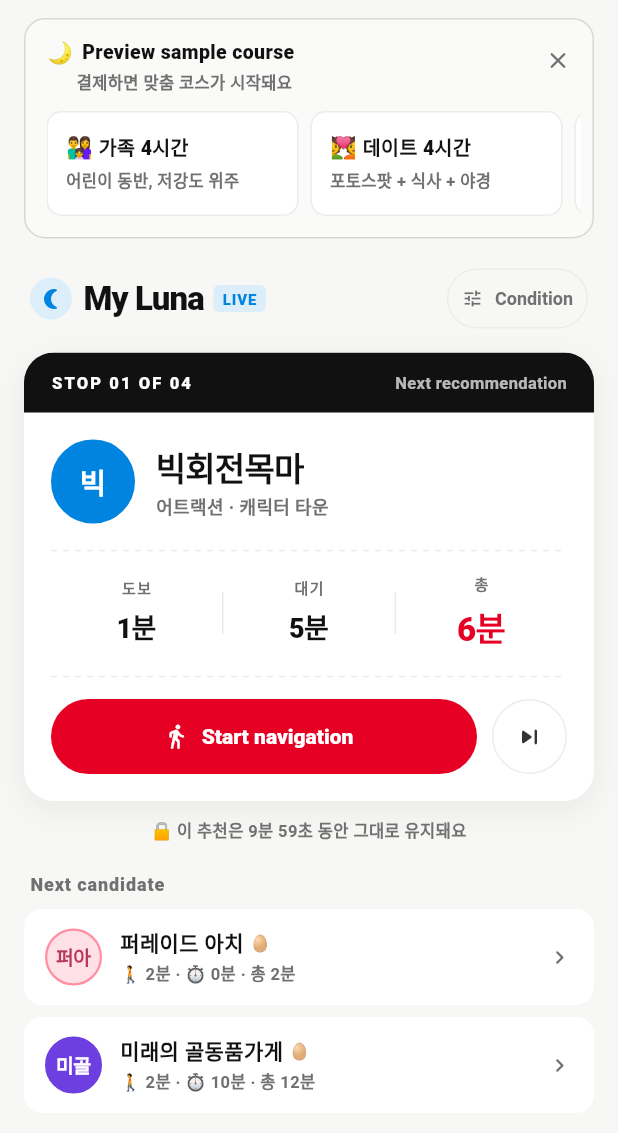
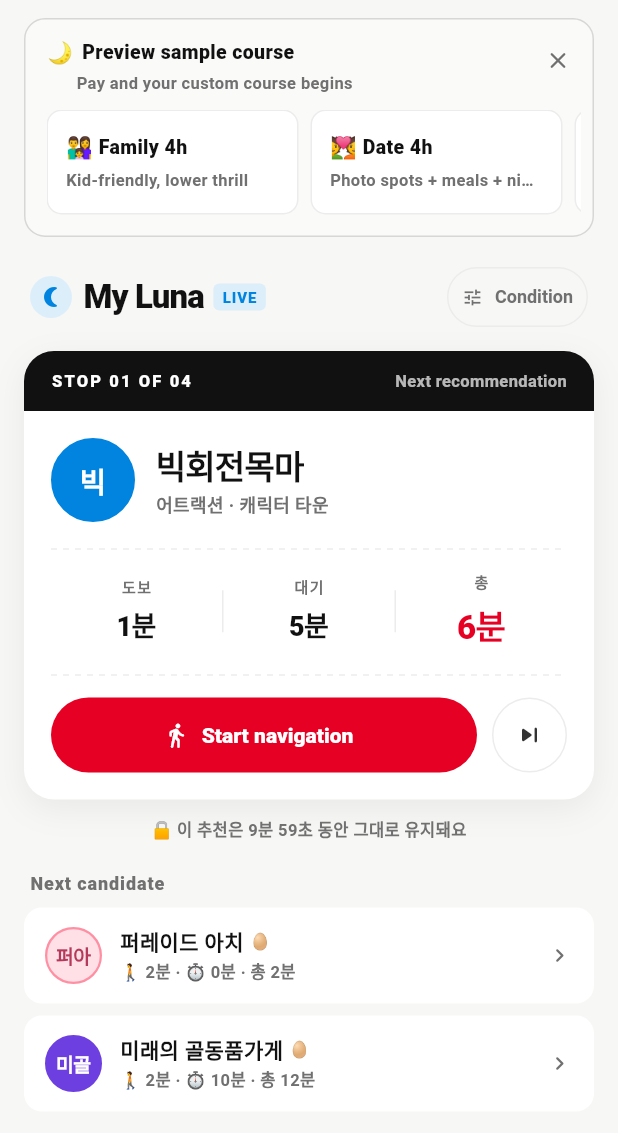
Before and after one commit to 202001381/retrace, a Flutter app: the MyLunaScreen screen opened directly, on a phone screen of 412 x 824 dp. Shown: the top 1133 px of the screen. Run offline on Flutter 3.47's test engine with Material 3 defaults, Android fonts, the phone set to English and light mode, and no system bars; our stand-ins replace cloud_firestore, firebase_core, flutter_map, geolocator, image_picker, latlong2 and 1 more; accounts and stored records are empty.

Commit message:
Fix demo-scenario override + finish visible i18n gaps
조건 변경 안 먹히는 원인 — 데모 시나리오 (가족/데이트/스릴 4시간 chip)
가 활성화되면 _fetch() 가 RouteService 를 우회하고 시나리오의 정적
stopIds 만 반환. 따라서 사용자가 CompanionBottomSheet 에서 조건을
바꿔도 같은 정적 코스가 반복 노출되며 첫 stop (빅회전목마 등) 이 고정.

CompanionBottomSheet onConfirm 에서 _activeScenario = null 로 해제 →
다음 _fetch 는 새 survey 로 백엔드 호출, 다른 동선 반환.

추가로 남아 있던 한국어 문자열 i18n:
- 데모 시나리오 chip (가족 4시간/데이트 4시간/스릴 4시간) + 서브타이틀
  → DemoScenario.localizedTitle(l) / localizedSubtitle(l) 메서드
- "결제하면 맞춤 코스가 시작돼요" picker prompt
- 마이페이지 프로필 카드: 누적 방문/이스터에그/평균 동선 통계 라벨,
  '게스트' 이름, '이스터에그 진행' 헤더
- 지도 상단 동선/GPS 토글 버튼
- Survey 라벨 표시 — purpose/favoriteType 캐논 한국어 → 표시 라벨로
  변환 (purpose_rides/picnic/kids_outing/date, fav_thrill/family/either),
  "{n}명" → survey_headcount(n) 플레이스홀더

```diff
--- a/lib/l10n/app_en.arb
+++ b/lib/l10n/app_en.arb
@@ -343,5 +343,25 @@
   "search_no_results": "No results",
   "search_hint_all": "Search attractions, food, zones",
   "no_survey_default": "No survey — default priority",
-  "no_facility_match": "No facility matches the filter."
+  "no_facility_match": "No facility matches the filter.",
+
+  "demo_payment_prompt": "Pay and your custom course begins",
+  "demo_family_title": "Family 4h",
+  "demo_family_sub": "Kid-friendly, lower thrill",
+  "demo_date_title": "Date 4h",
+  "demo_date_sub": "Photo spots + meals + night view",
+  "demo_thrill_title": "Thrill 4h",
+  "demo_thrill_sub": "Coasters + activities focus",
+
+  "mypage_stat_visits": "Visits",
+  "mypage_stat_eggs": "Easter eggs",
+  "mypage_stat_avg_route": "Avg route",
+  "mypage_guest": "Guest",
+  "mypage_egg_progress": "Easter egg progress",
+
+  "map_btn_route": "Route",
+  "map_btn_gps": "GPS",
+
+  "survey_headcount": "{n} people",
+  "@survey_headcount": { "placeholders": { "n": { "type": "int" } } }
 }
--- a/lib/l10n/app_ko.arb
+++ b/lib/l10n/app_ko.arb
@@ -344,5 +344,25 @@
   "search_no_results": "검색 결과가 없어요",
   "search_hint_all": "어트랙션, 음식점, 구역 검색",
   "no_survey_default": "설문 응답 없음 — 기본 우선순위로 추천",
-  "no_facility_match": "해당 조건의 시설이 없습니다."
+  "no_facility_match": "해당 조건의 시설이 없습니다.",
+
+  "demo_payment_prompt": "결제하면 맞춤 코스가 시작돼요",
+  "demo_family_title": "가족 4시간",
+  "demo_family_sub": "어린이 동반, 저강도 위주",
+  "demo_date_title": "데이트 4시간",
+  "demo_date_sub": "포토스팟 + 식사 + 야경",
+  "demo_thrill_title": "스릴 4시간",
+  "demo_thrill_sub": "롤러코스터 + 액티비티 집중",
+
+  "mypage_stat_visits": "누적 방문",
+  "mypage_stat_eggs": "이스터에그",
+  "mypage_stat_avg_route": "평균 동선",
+  "mypage_guest": "게스트",
+  "mypage_egg_progress": "이스터에그 진행",
+
+  "map_btn_route": "동선",
+  "map_btn_gps": "GPS",
+
+  "survey_headcount": "{n}명",
+  "@survey_headcount": { "placeholders": { "n": { "type": "int" } } }
 }
--- a/lib/models/demo_scenario.dart
+++ b/lib/models/demo_scenario.dart
@@ -1,6 +1,7 @@
 import 'dart:math' as math;
 
 import '../core/walk_speed.dart';
+import '../l10n/generated/app_localizations.dart';
 import 'attraction.dart';
 import 'luna_recommendation.dart';
 
@@ -83,6 +84,22 @@ enum DemoScenario {
     required this.stopIds,
   });
 
+  String localizedTitle(AppL10n l) {
+    switch (this) {
+      case DemoScenario.family: return l.demo_family_title;
+      case DemoScenario.date: return l.demo_date_title;
+      case DemoScenario.thrill: return l.demo_thrill_title;
+    }
+  }
+
+  String localizedSubtitle(AppL10n l) {
+    switch (this) {
+      case DemoScenario.family: return l.demo_family_sub;
+      case DemoScenario.date: return l.demo_date_sub;
+      case DemoScenario.thrill: return l.demo_thrill_sub;
+    }
+  }
+
   /// id → Attraction 해석. 누락된 id 는 건너뜀.
   List<Attraction> resolveStops() {
     final byId = {for (final a in kAttractions) a.id: a};
--- a/lib/screens/map_screen.dart
+++ b/lib/screens/map_screen.dart
@@ -948,14 +948,14 @@ class _TopBar extends StatelessWidget {
                 ),
                 const SizedBox(width: 8),
                 _IconLabelButton(
-                  label: '🗺️ 동선',
+                  label: '🗺️ ${AppL10n.of(context)!.map_btn_route}',
                   active: routeOn,
                   activeColor: AppColors.ink900,
                   onTap: onToggleRoute,
                 ),
                 const SizedBox(width: 6),
                 _IconLabelButton(
-                  label: '📍 GPS',
+                  label: '📍 ${AppL10n.of(context)!.map_btn_gps}',
                   active: false,
                   activeColor: AppColors.mint,
                   loading: gpsLoading,
--- a/lib/screens/myluna/myluna_screen.dart
+++ b/lib/screens/myluna/myluna_screen.dart
@@ -258,6 +258,9 @@ class _MyLunaScreenState extends State<MyLunaScreen> {
             _companion = c;
             _style = s;
             _survey = newSurvey;
+            // 데모 시나리오 활성 시 _fetch 가 백엔드 우회하므로 새 survey 가 무시됨.
+            // 사용자가 조건을 명시적으로 바꿨으므로 데모 모드 해제.
+            _activeScenario = null;
             _consecutiveSkips = 0;
             _skipBlocked = false;
           });
@@ -349,13 +352,32 @@ class _MyLunaScreenState extends State<MyLunaScreen> {
     return a.waitMinutes;
   }
 
-  String? get _surveyLabel {
+  String? _surveyLabelLocalized(AppL10n l) {
     final s = _survey;
     if (s == null || s.total == 0) return null;
-    final parts = <String>['${s.total}명'];
-    if (s.purpose != null) parts.add(s.purpose!);
-    if (s.favoriteType != null) parts.add(s.favoriteType!);
+    final parts = <String>[l.survey_headcount(s.total)];
+    if (s.purpose != null) parts.add(_purposeDisplay(l, s.purpose!));
+    if (s.favoriteType != null) parts.add(_favoriteDisplay(l, s.favoriteType!));
     return parts.join(' · ');
+  }
+
+  static String _purposeDisplay(AppL10n l, String canonical) {
+    switch (canonical) {
+      case '놀이기구 즐기기': return l.purpose_rides;
+      case '나들이·피크닉': return l.purpose_picnic;
+      case '아이 데리고 나들이': return l.purpose_kids_outing;
+      case '데이트': return l.purpose_date;
+    }
+    return canonical;
+  }
+
+  static String _favoriteDisplay(AppL10n l, String canonical) {
+    switch (canonical) {
+      case '스릴 어트랙션 위주': return l.fav_thrill;
+      case '가족·어린이 위주': return l.fav_family;
+      case '둘 다 괜찮아요': return l.fav_either;
+    }
+    return canonical;
   }
 
   int get _missingEggCount {
@@ -391,7 +413,7 @@ class _MyLunaScreenState extends State<MyLunaScreen> {
                       const SizedBox(height: 12),
                     ],
                     _MetaHeader(
-                      surveyLabel: _surveyLabel,
+                      surveyLabel: _surveyLabelLocalized(AppL10n.of(context)!),
                       missingEggs: _missingEggCount,
                       totalMin: _rec?.totalMin,
                       onChangeConditions: _openCompanionSheet,
@@ -1073,11 +1095,11 @@ class _DemoScenarioPicker extends StatelessWidget {
                       ],
                     ),
                     const SizedBox(height: 2),
-                    const Padding(
-                      padding: EdgeInsets.only(left: 20),
+                    Padding(
+                      padding: const EdgeInsets.only(left: 20),
                       child: Text(
-                        '결제하면 맞춤 코스가 시작돼요',
-                        style: TextStyle(
+                        AppL10n.of(context)!.demo_payment_prompt,
+                        style: const TextStyle(
                           fontSize: 11,
                           color: AppColors.textSecondary,
                           fontWeight: FontWeight.w600,
@@ -1153,7 +1175,7 @@ class _DemoScenarioPicker extends StatelessWidget {
                             Text(s.emoji,
                                 style: const TextStyle(fontSize: 14)),
                             const SizedBox(width: 4),
-                            Text(s.title,
+                            Text(s.localizedTitle(AppL10n.of(context)!),
                                 style: TextStyle(
                                   fontSize: 13,
                                   fontWeight: FontWeight.w900,
@@ -1164,7 +1186,7 @@ class _DemoScenarioPicker extends StatelessWidget {
                           ],
                         ),
                         const SizedBox(height: 4),
-                        Text(s.subtitle,
+                        Text(s.localizedSubtitle(AppL10n.of(context)!),
                             maxLines: 1,
                             overflow: TextOverflow.ellipsis,
                             style: TextStyle(
```
Also changed, not shown: lib/screens/mypage/mypage_screen.dart (+36 -14 lines), lib/l10n/generated/app_localizations.dart, lib/l10n/generated/app_localizations_en.dart, lib/l10n/generated/app_localizations_ko.dart.
